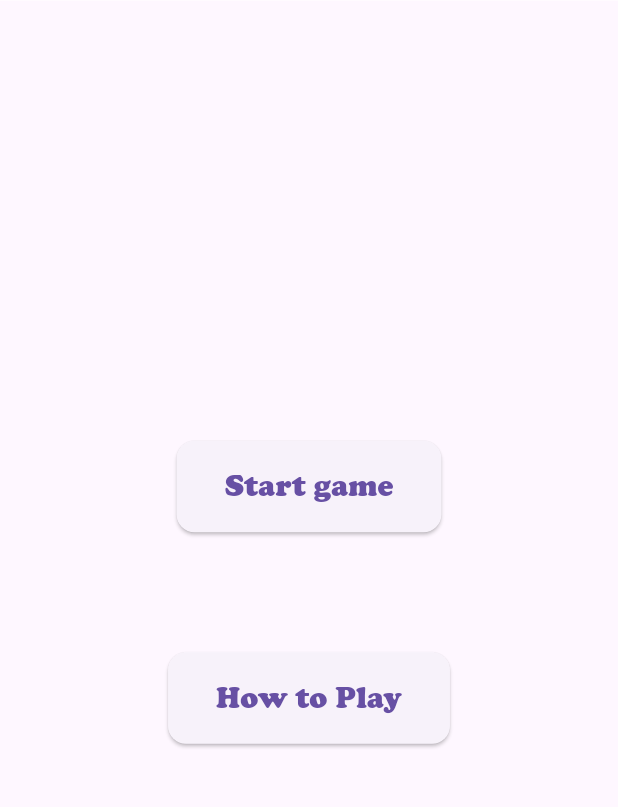
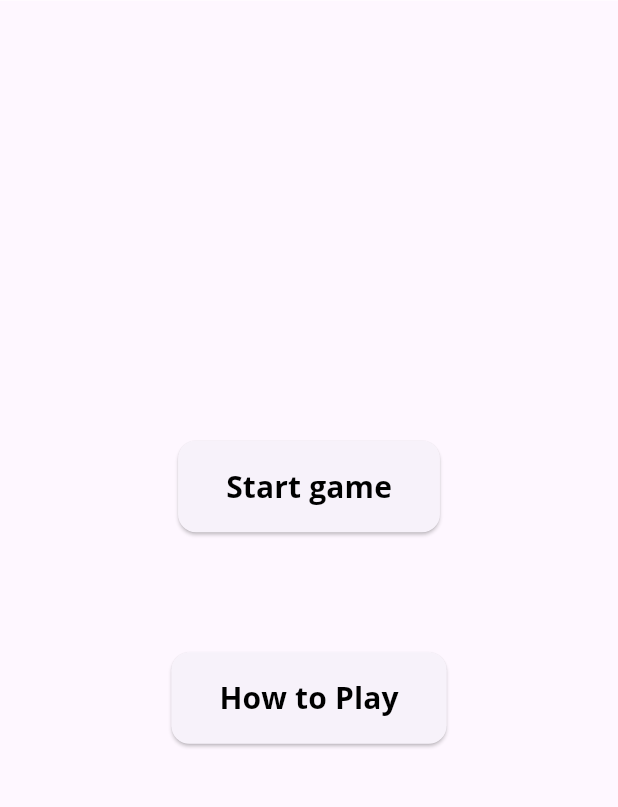
Before and after one commit to Vuyke/Lora, a Flutter app: the screen it shows after launch, on a phone screen of 412 x 824 dp, the part 52-859 px from its top. Run offline on Flutter 3.47's test engine with Material 3 defaults, Android fonts, the phone set to English and light mode, and no system bars; our stand-ins replace flutter_markdown, google_fonts; missing offline and left inert: dart:ffi.

Commit message:
Changed style and color of the buttons on the home screen

```diff
--- a/lib/pages/home.dart
+++ b/lib/pages/home.dart
@@ -1,4 +1,5 @@
 import 'package:flutter/material.dart';
+import 'package:google_fonts/google_fonts.dart';
 import 'package:lora_app/pages/UIHelpers.dart';
 import 'package:lora_app/pages/how_to_play.dart';
 import 'package:lora_app/pages/players.dart';
@@ -40,7 +41,7 @@ class HomePage extends StatelessWidget {
       ),
       child: Text(
         name,
-        style: TextStyle(fontSize: 20)
+        style: GoogleFonts.openSans(fontSize: 20, fontWeight: FontWeight.bold, color: Colors.black)
       )
     );
   }
```
